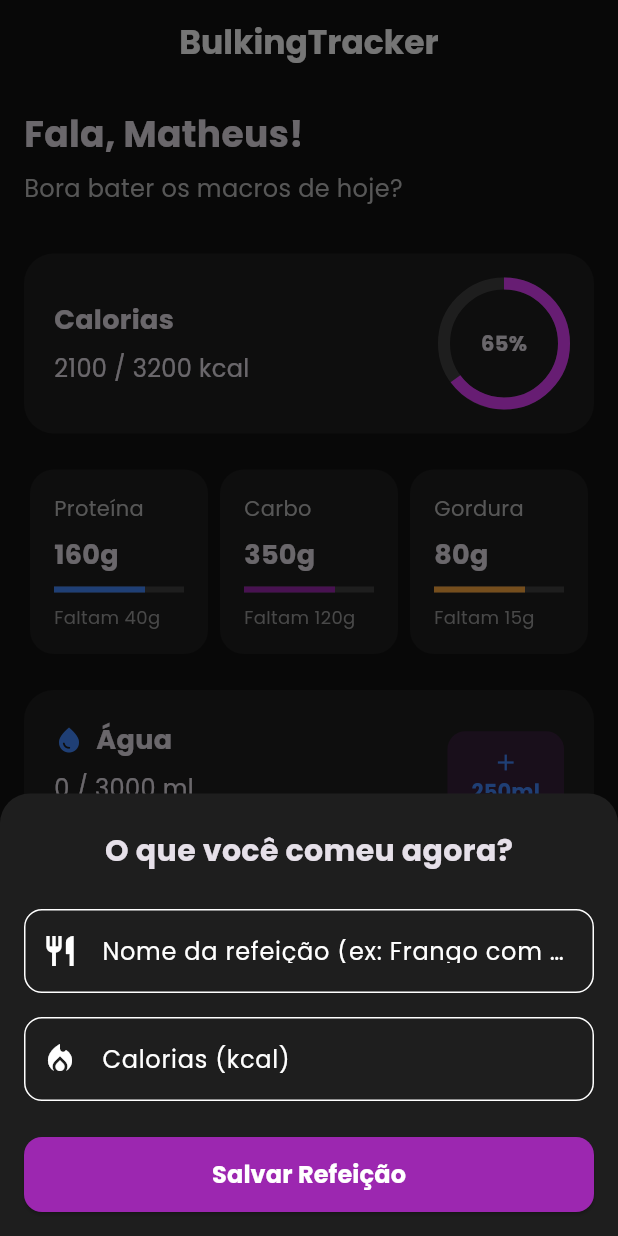
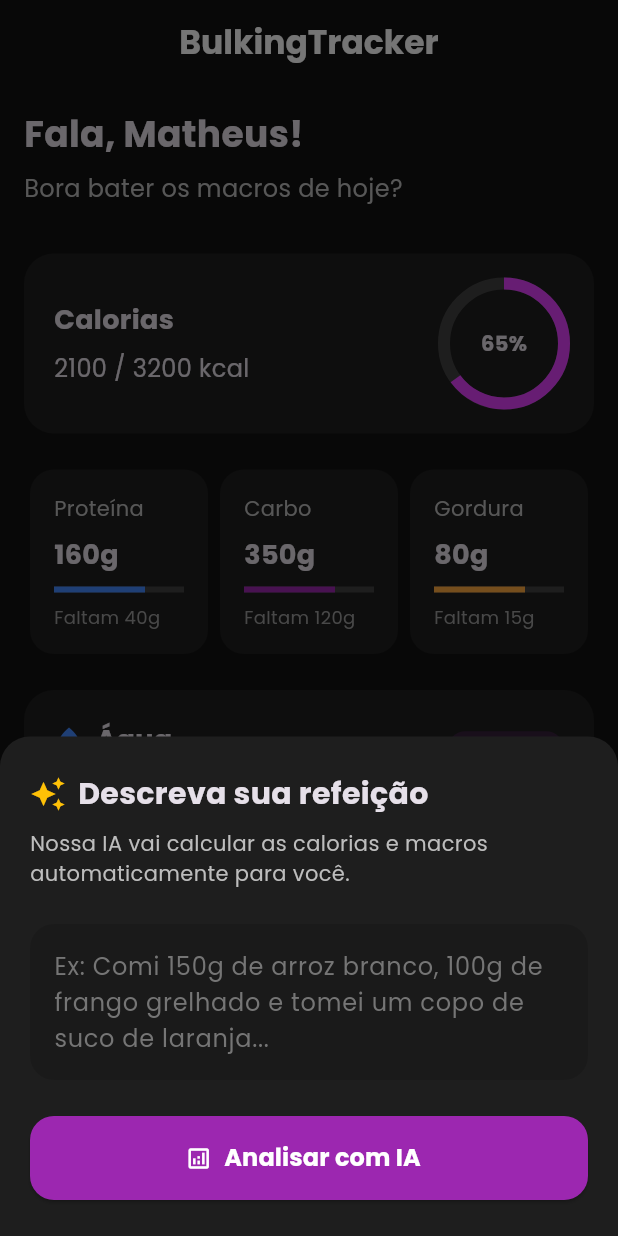
Before and after one commit to silvaaszx/BulkingTracker, a Flutter app: the screen it shows after launch, after a tap on "Nova Refeição", on a phone screen of 412 x 824 dp. Run offline on Flutter 3.47's test engine with Material 3 defaults, Android fonts, the phone set to English and light mode, and no system bars; our stand-ins replace fl_chart, google_fonts.

Commit message:
feat: IA input bottom sheet and addMealMacros integration

```diff
--- a/lib/features/dashboard/presentation/dashboard_screen.dart
+++ b/lib/features/dashboard/presentation/dashboard_screen.dart
@@ -237,6 +237,9 @@ class DashboardScreen extends StatelessWidget {
 
   // A função que abre o formulário
   void _showAddMealBottomSheet(BuildContext context) {
+    // Controlador para pegar o texto que o usuário digitar
+    final TextEditingController mealController = TextEditingController();
+
     showModalBottomSheet(
       context: context,
       isScrollControlled: true,
@@ -244,61 +247,81 @@ class DashboardScreen extends StatelessWidget {
       shape: const RoundedRectangleBorder(
         borderRadius: BorderRadius.vertical(top: Radius.circular(20)),
       ),
-      builder: (context) {
+      builder: (bottomSheetContext) {
         return Padding(
           padding: EdgeInsets.only(
-            bottom: MediaQuery.of(context).viewInsets.bottom,
-            left: 16,
-            right: 16,
+            bottom: MediaQuery.of(bottomSheetContext).viewInsets.bottom,
+            left: 20,
+            right: 20,
             top: 24,
           ),
           child: Column(
             mainAxisSize: MainAxisSize.min,
+            crossAxisAlignment: CrossAxisAlignment.start,
             children: [
-              const Text(
-                'O que você comeu agora?',
-                style: TextStyle(fontSize: 20, fontWeight: FontWeight.bold),
+              const Row(
+                children: [
+                  Icon(Icons.auto_awesome, color: Colors.amber), // Ícone de IA
+                  SizedBox(width: 8),
+                  Text(
+                    'Descreva sua refeição',
+                    style: TextStyle(fontSize: 20, fontWeight: FontWeight.bold),
+                  ),
+                ],
+              ),
+              const SizedBox(height: 8),
+              Text(
+                'Nossa IA vai calcular as calorias e macros automaticamente para você.',
+                style: TextStyle(fontSize: 14, color: Colors.grey[400]),
               ),
               const SizedBox(height: 24),
+
+              // O campo de Texto Livre
               TextField(
+                controller: mealController,
+                maxLines: 3, // Deixa o campo mais altinho
                 decoration: InputDecoration(
-                  labelText: 'Nome da refeição (ex: Frango com batata)',
-                  prefixIcon: const Icon(Icons.restaurant),
+                  hintText: 'Ex: Comi 150g de arroz branco, 100g de frango grelhado e tomei um copo de suco de laranja...',
+                  hintStyle: TextStyle(color: Colors.grey[600]),
+                  filled: true,
+                  fillColor: Colors.black12,
                   border: OutlineInputBorder(
-                    borderRadius: BorderRadius.circular(12),
+                    borderRadius: BorderRadius.circular(16),
+                    borderSide: BorderSide.none,
                   ),
                 ),
               ),
-              const SizedBox(height: 16),
-              TextField(
-                keyboardType: TextInputType.number,
-                decoration: InputDecoration(
-                  labelText: 'Calorias (kcal)',
-                  prefixIcon: const Icon(Icons.local_fire_department),
-                  border: OutlineInputBorder(
-                    borderRadius: BorderRadius.circular(12),
+
+              const SizedBox(height: 24),
+              SizedBox(
+                width: double.infinity,
+                height: 56,
+                child: ElevatedButton.icon(
+                  style: ElevatedButton.styleFrom(
+                    backgroundColor: Theme.of(context).colorScheme.primary,
+                    shape: RoundedRectangleBorder(
+                      borderRadius: BorderRadius.circular(16),
+                    ),
+                  ),
+                  onPressed: () {
+                    // Aqui vai entrar a chamada da API do Gemini depois!
+                    // Por enquanto, vamos fingir que a IA calculou e vamos jogar dados fixos pra testar o Provider
+                    context.read<TrackerProvider>().addMealMacros(
+                      kcal: 450,
+                      protein: 35,
+                      carbo: 40,
+                      fat: 10,
+                    );
+                    Navigator.pop(bottomSheetContext);
+                  },
+                  icon: const Icon(Icons.analytics_outlined, color: Colors.white),
+                  label: const Text(
+                    'Analisar com IA',
+                    style: TextStyle(fontSize: 16, fontWeight: FontWeight.bold, color: Colors.white),
                   ),
                 ),
               ),
               const SizedBox(height: 24),
-              SizedBox(
-                width: double.infinity,
-                height: 50,
-                child: ElevatedButton(
-                  style: ElevatedButton.styleFrom(
-                    backgroundColor: Theme.of(context).colorScheme.primary,
-                    shape: RoundedRectangleBorder(
-                      borderRadius: BorderRadius.circular(12),
-                    ),
-                  ),
-                  onPressed: () => Navigator.pop(context),
-                  child: const Text(
-                    'Salvar Refeição',
-                    style: TextStyle(fontSize: 16, fontWeight: FontWeight.bold, color: Colors.white),
-                  ),
-                ),
-              ),
-              const SizedBox(height: 16),
             ],
           ),
         );
```
